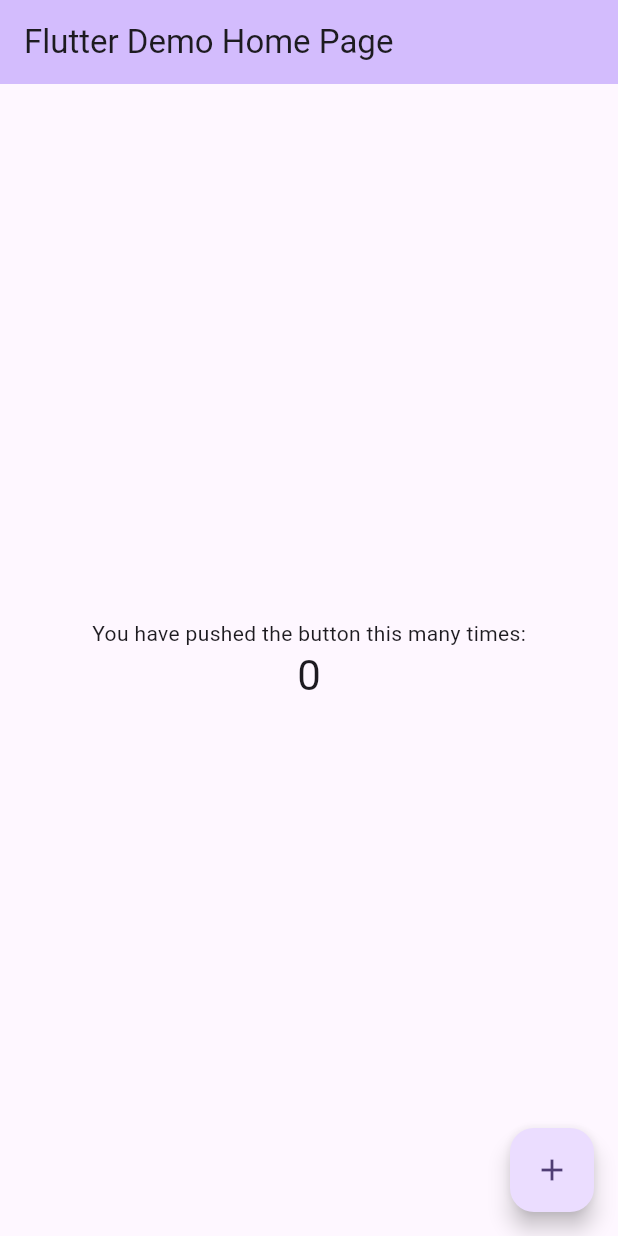
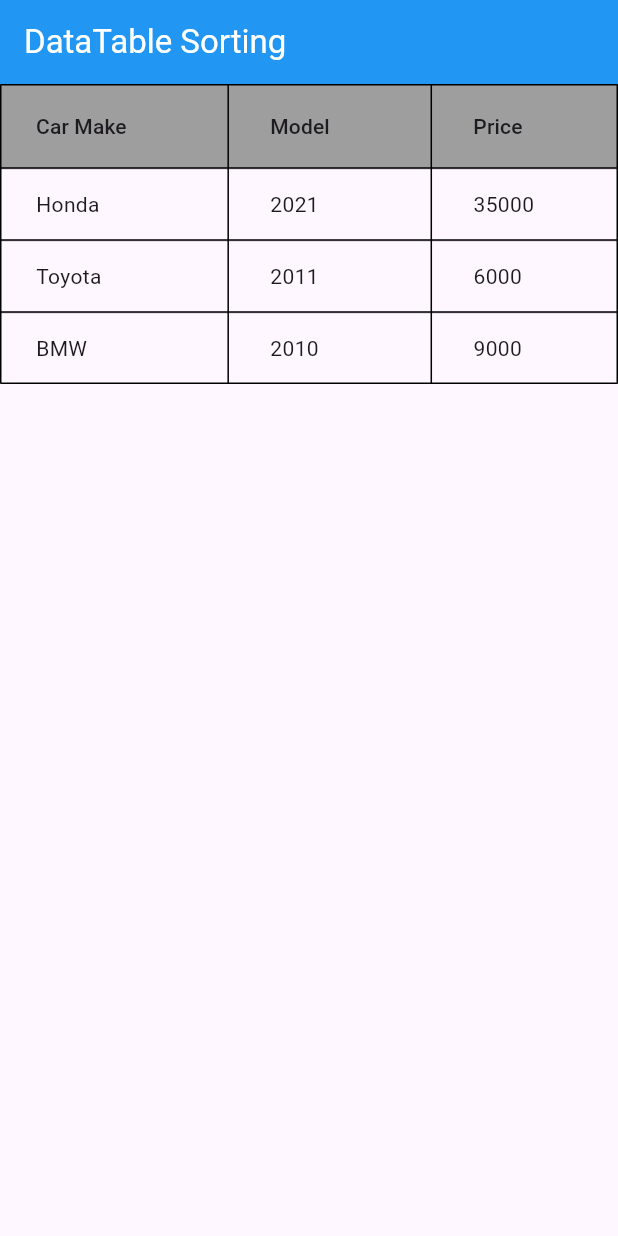
Before and after one commit to 106171-source/tma3084_selab_106171_lab5_lesson07, a Flutter app: the screen it shows after launch, on a phone screen of 412 x 824 dp. Run offline on Flutter 3.47's test engine with Material 3 defaults, Android fonts, the phone set to English and light mode, and no system bars.

Commit message:
Add sortable car data table
Replaced the counter demo with a sortable car DataTable and updated the widget test to instantiate MainApp.

```diff
--- a/data_table_lab/lib/main.dart
+++ b/data_table_lab/lib/main.dart
@@ -1,121 +1,102 @@
 import 'package:flutter/material.dart';
 
-void main() {
-  runApp(const MyApp());
+void main() => runApp(const MainApp());
+
+class Car {
+  Car(this.make, this.model, this.price);
+
+  final String make;
+  final int model;
+  final int price;
 }
 
-class MyApp extends StatelessWidget {
-  const MyApp({super.key});
+class MainApp extends StatelessWidget {
+  const MainApp({super.key});
 
-  // This widget is the root of your application.
   @override
   Widget build(BuildContext context) {
-    return MaterialApp(
-      title: 'Flutter Demo',
-      theme: ThemeData(
-        // This is the theme of your application.
-        //
-        // TRY THIS: Try running your application with "flutter run". You'll see
-        // the application has a purple toolbar. Then, without quitting the app,
-        // try changing the seedColor in the colorScheme below to Colors.green
-        // and then invoke "hot reload" (save your changes or press the "hot
-        // reload" button in a Flutter-supported IDE, or press "r" if you used
-        // the command line to start the app).
-        //
-        // Notice that the counter didn't reset back to zero; the application
-        // state is not lost during the reload. To reset the state, use hot
-        // restart instead.
-        //
-        // This works for code too, not just values: Most code changes can be
-        // tested with just a hot reload.
-        colorScheme: .fromSeed(seedColor: Colors.deepPurple),
-      ),
-      home: const MyHomePage(title: 'Flutter Demo Home Page'),
+    return const MaterialApp(
+      debugShowCheckedModeBanner: false,
+      home: CarTablePage(),
     );
   }
 }
 
-class MyHomePage extends StatefulWidget {
-  const MyHomePage({super.key, required this.title});
-
-  // This widget is the home page of your application. It is stateful, meaning
-  // that it has a State object (defined below) that contains fields that affect
-  // how it looks.
-
-  // This class is the configuration for the state. It holds the values (in this
-  // case the title) provided by the parent (in this case the App widget) and
-  // used by the build method of the State. Fields in a Widget subclass are
-  // always marked "final".
-
-  final String title;
+class CarTablePage extends StatefulWidget {
+  const CarTablePage({super.key});
 
   @override
-  State<MyHomePage> createState() => _MyHomePageState();
+  State<CarTablePage> createState() => _CarTablePageState();
 }
 
-class _MyHomePageState extends State<MyHomePage> {
-  int _counter = 0;
+class _CarTablePageState extends State<CarTablePage> {
+  final List<Car> cars = [
+    Car('Honda', 2021, 35000),
+    Car('Toyota', 2011, 6000),
+    Car('BMW', 2010, 9000),
+  ];
 
-  void _incrementCounter() {
+  int? sortColumnIndex;
+  bool sortAscending = true;
+
+  void sortBy(
+    int columnIndex,
+    bool ascending,
+    int Function(Car a, Car b) compare,
+  ) {
     setState(() {
-      // This call to setState tells the Flutter framework that something has
-      // changed in this State, which causes it to rerun the build method below
-      // so that the display can reflect the updated values. If we changed
-      // _counter without calling setState(), then the build method would not be
-      // called again, and so nothing would appear to happen.
-      _counter++;
+      cars.sort((a, b) => ascending ? compare(a, b) : compare(b, a));
+      sortColumnIndex = columnIndex;
+      sortAscending = ascending;
     });
   }
 
   @override
   Widget build(BuildContext context) {
-    // This method is rerun every time setState is called, for instance as done
-    // by the _incrementCounter method above.
-    //
-    // The Flutter framework has been optimized to make rerunning build methods
-    // fast, so that you can just rebuild anything that needs updating rather
-    // than having to individually change instances of widgets.
     return Scaffold(
       appBar: AppBar(
-        // TRY THIS: Try changing the color here to a specific color (to
-        // Colors.amber, perhaps?) and trigger a hot reload to see the AppBar
-        // change color while the other colors stay the same.
-        backgroundColor: Theme.of(context).colorScheme.inversePrimary,
-        // Here we take the value from the MyHomePage object that was created by
-        // the App.build method, and use it to set our appbar title.
-        title: Text(widget.title),
+        title: const Text('DataTable Sorting'),
+        backgroundColor: Colors.blue,
+        foregroundColor: Colors.white,
       ),
-      body: Center(
-        // Center is a layout widget. It takes a single child and positions it
-        // in the middle of the parent.
-        child: Column(
-          // Column is also a layout widget. It takes a list of children and
-          // arranges them vertically. By default, it sizes itself to fit its
-          // children horizontally, and tries to be as tall as its parent.
-          //
-          // Column has various properties to control how it sizes itself and
-          // how it positions its children. Here we use mainAxisAlignment to
-          // center the children vertically; the main axis here is the vertical
-          // axis because Columns are vertical (the cross axis would be
-          // horizontal).
-          //
-          // TRY THIS: Invoke "debug painting" (choose the "Toggle Debug Paint"
-          // action in the IDE, or press "p" in the console), to see the
-          // wireframe for each widget.
-          mainAxisAlignment: .center,
-          children: [
-            const Text('You have pushed the button this many times:'),
-            Text(
-              '$_counter',
-              style: Theme.of(context).textTheme.headlineMedium,
-            ),
-          ],
+      body: SingleChildScrollView(
+        child: SizedBox(
+          width: double.infinity,
+          child: DataTable(
+            sortColumnIndex: sortColumnIndex,
+            sortAscending: sortAscending,
+            border: TableBorder.all(color: Colors.black),
+            headingRowColor: WidgetStateProperty.all<Color>(Colors.grey),
+            columns: [
+              DataColumn(
+                label: const Text('Car Make'),
+                onSort: (i, asc) =>
+                    sortBy(i, asc, (a, b) => a.make.compareTo(b.make)),
+              ),
+              DataColumn(
+                label: const Text('Model'),
+                onSort: (i, asc) =>
+                    sortBy(i, asc, (a, b) => a.model.compareTo(b.model)),
+              ),
+              DataColumn(
+                label: const Text('Price'),
+                onSort: (i, asc) =>
+                    sortBy(i, asc, (a, b) => a.price.compareTo(b.price)),
+              ),
+            ],
+            rows: cars
+                .map(
+                  (car) => DataRow(
+                    cells: [
+                      DataCell(Text(car.make)),
+                      DataCell(Text('${car.model}')),
+                      DataCell(Text('${car.price}')),
+                    ],
+                  ),
+                )
+                .toList(),
+          ),
         ),
-      ),
-      floatingActionButton: FloatingActionButton(
-        onPressed: _incrementCounter,
-        tooltip: 'Increment',
-        child: const Icon(Icons.add),
       ),
     );
   }
```
Also changed, not shown: 1 other file.
